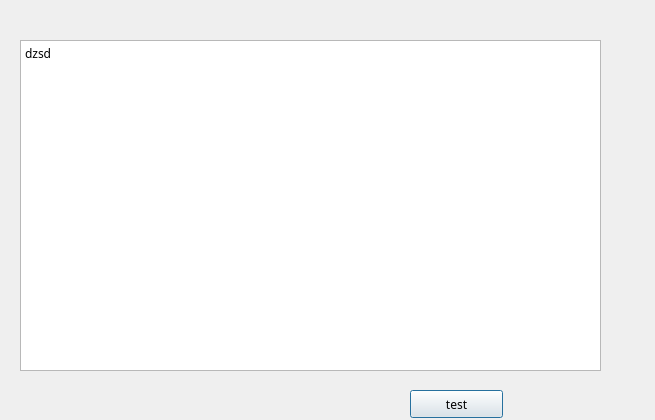
Above: data/win_action.ui from gaofrank1986/gmi15 before the change. Below: the same form after it.
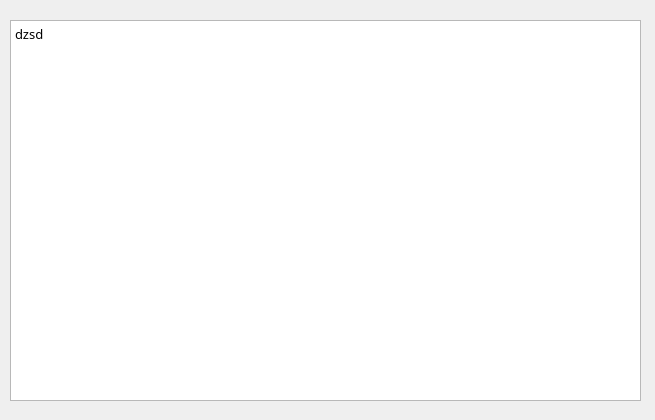
That is the form after the change.

```diff
--- a/data/win_action.ui
+++ b/data/win_action.ui
@@ -13,6 +13,7 @@
   <property name="font">
    <font>
     <family>汉仪文黑-85W</family>
+    <pointsize>10</pointsize>
    </font>
   </property>
   <property name="windowTitle">
@@ -21,15 +22,16 @@
   <widget class="QPlainTextEdit" name="info_action">
    <property name="geometry">
     <rect>
-     <x>20</x>
-     <y>40</y>
-     <width>581</width>
-     <height>331</height>
+     <x>10</x>
+     <y>20</y>
+     <width>631</width>
+     <height>381</height>
     </rect>
    </property>
    <property name="font">
     <font>
      <family>汉仪文黑-85W</family>
+     <pointsize>10</pointsize>
     </font>
    </property>
    <property name="readOnly">
@@ -39,19 +41,6 @@
     <string>dzsd</string>
    </property>
   </widget>
-  <widget class="QPushButton" name="pushButton">
-   <property name="geometry">
-    <rect>
-     <x>410</x>
-     <y>390</y>
-     <width>93</width>
-     <height>28</height>
-    </rect>
-   </property>
-   <property name="text">
-    <string>test</string>
-   </property>
-  </widget>
  </widget>
  <resources/>
  <connections/>
```
